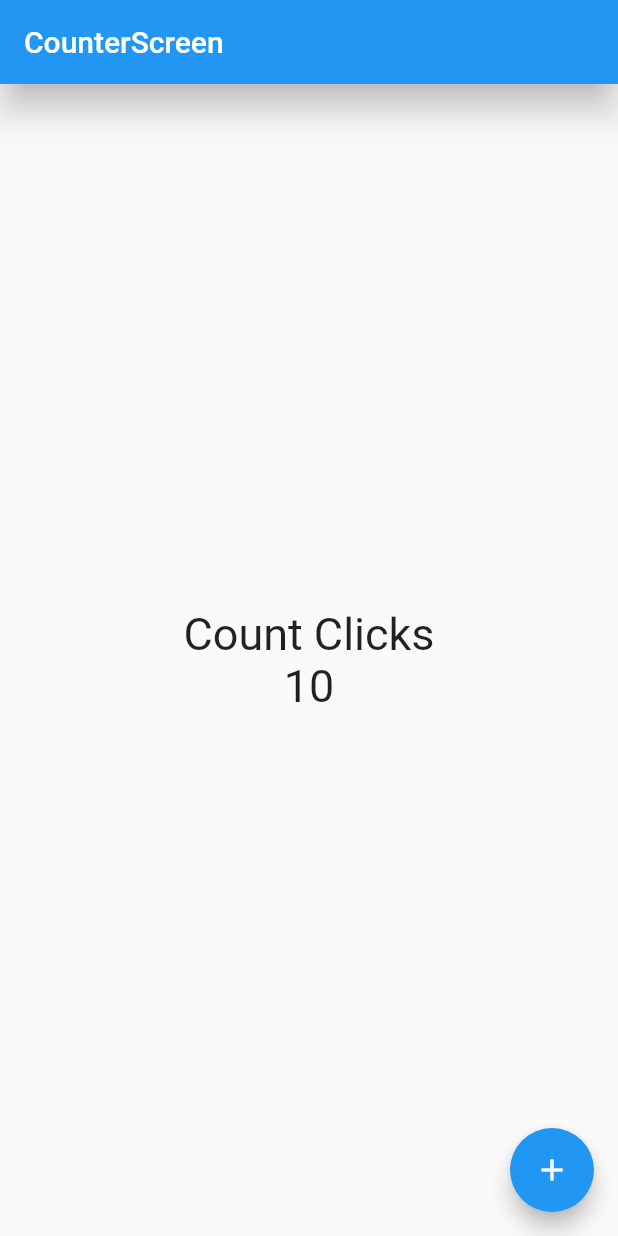
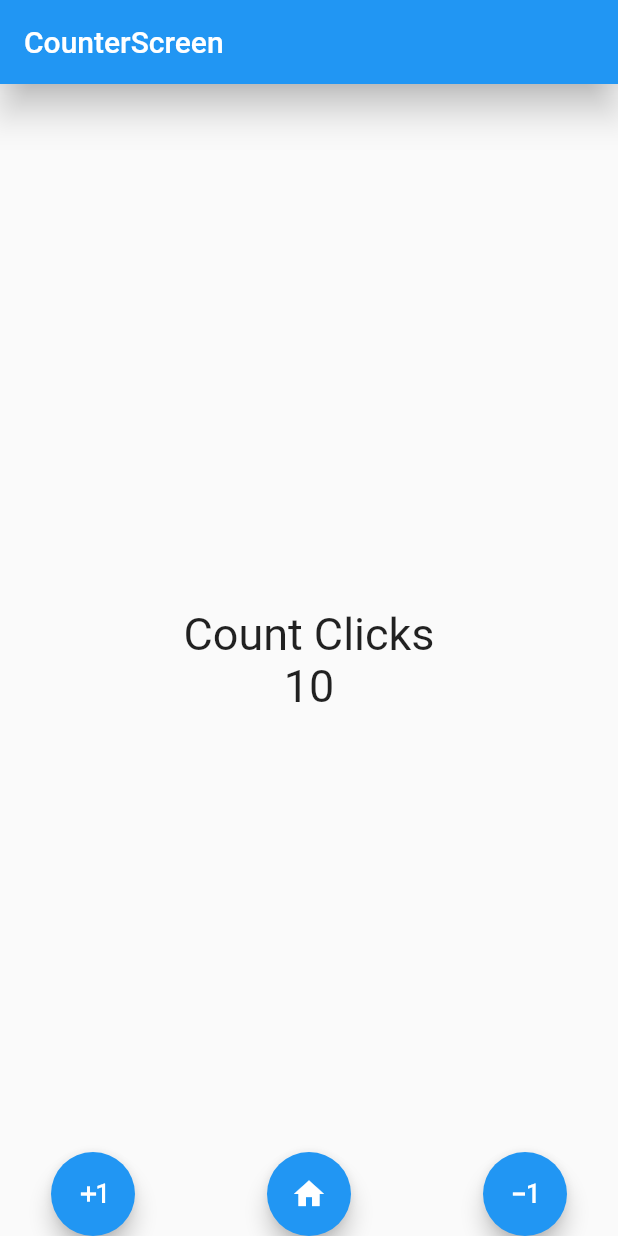
Before and after one commit to BryanParada/counterApp, a Flutter app: the screen it shows after launch, on a phone screen of 412 x 824 dp. Run offline on Flutter 3.47's test engine with Material 2 defaults, Android fonts, the phone set to English and light mode, and no system bars.

Commit message:
F55 - Additional actions

```diff
--- a/lib/screens/counter_screen.dart
+++ b/lib/screens/counter_screen.dart
@@ -35,16 +35,49 @@ class _CounterScreenState extends State<CounterScreen> {
             ],
             ),
           ),
-          //floatingActionButtonLocation: FloatingActionButtonLocation.centerFloat,
-          floatingActionButton: FloatingActionButton(
-            child: const Icon( Icons.add),
-            onPressed: () {
+          floatingActionButtonLocation: FloatingActionButtonLocation.centerDocked,
+          floatingActionButton: Row(
+            mainAxisAlignment: MainAxisAlignment.spaceEvenly,  //spaceAround
+            children: [
+              FloatingActionButton(
+                child: const Icon( Icons.exposure_plus_1_outlined),
+                onPressed: () {
 
-              counter++;
-              //notifica que hubo un cambio en el estado y debe redibujarse
-              setState(() { });
-             },
+                  counter++;
+                  //notifica que hubo un cambio en el estado y debe redibujarse
+                  setState(() { });
+                 },
 
+              ),
+
+              const SizedBox( width: 20,),
+
+              FloatingActionButton(
+                child: const Icon( Icons.home ),
+                onPressed: () {
+
+                  counter = 0;
+                  //notifica que hubo un cambio en el estado y debe redibujarse
+                  setState(() { });
+                 },
+
+              ),
+
+              const SizedBox( width: 20,),
+
+              FloatingActionButton(
+                child: const Icon( Icons.exposure_minus_1_outlined),
+                onPressed: () {
+
+                  counter--;
+                  //notifica que hubo un cambio en el estado y debe redibujarse
+                  setState(() { });
+                 },
+
+              ),
+
+
+            ],
           ),
 
     );
```
